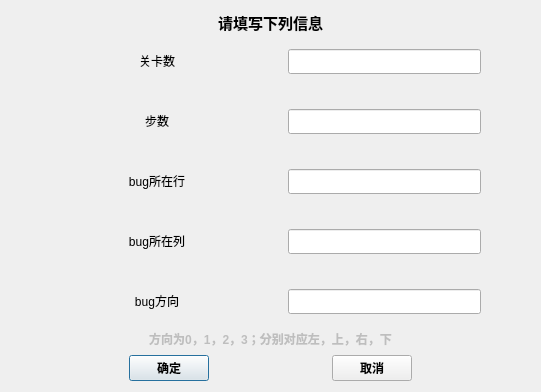
Qt form buildmapdialog.ui (Zhang-Yiiiiii/BlackAndWhite) before a commit.
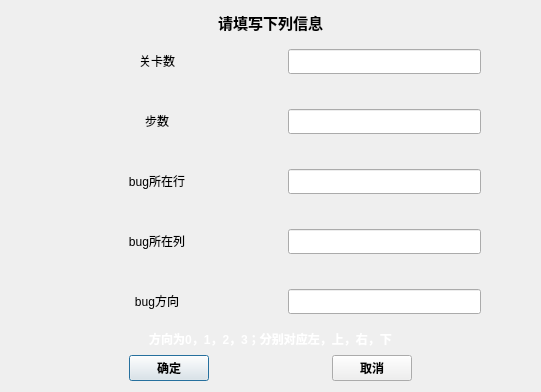
The same form after that commit.

The edit to the form file:
```diff
--- a/buildmapdialog.ui
+++ b/buildmapdialog.ui
@@ -630,7 +630,7 @@
           </sizepolicy>
          </property>
          <property name="text">
-          <string>方向为0，1，2，3；分别对应左，上，右，下</string>
+          <string>&lt;html&gt;&lt;head/&gt;&lt;body&gt;&lt;p&gt;&lt;span style=&quot; color:#ffffff;&quot;&gt;方向为0，1，2，3；分别对应左，上，右，下&lt;/span&gt;&lt;/p&gt;&lt;/body&gt;&lt;/html&gt;</string>
          </property>
          <property name="alignment">
           <set>Qt::AlignmentFlag::AlignCenter</set>
```
Left out of the diff: 8 changed lines with no effect on the pictures.
